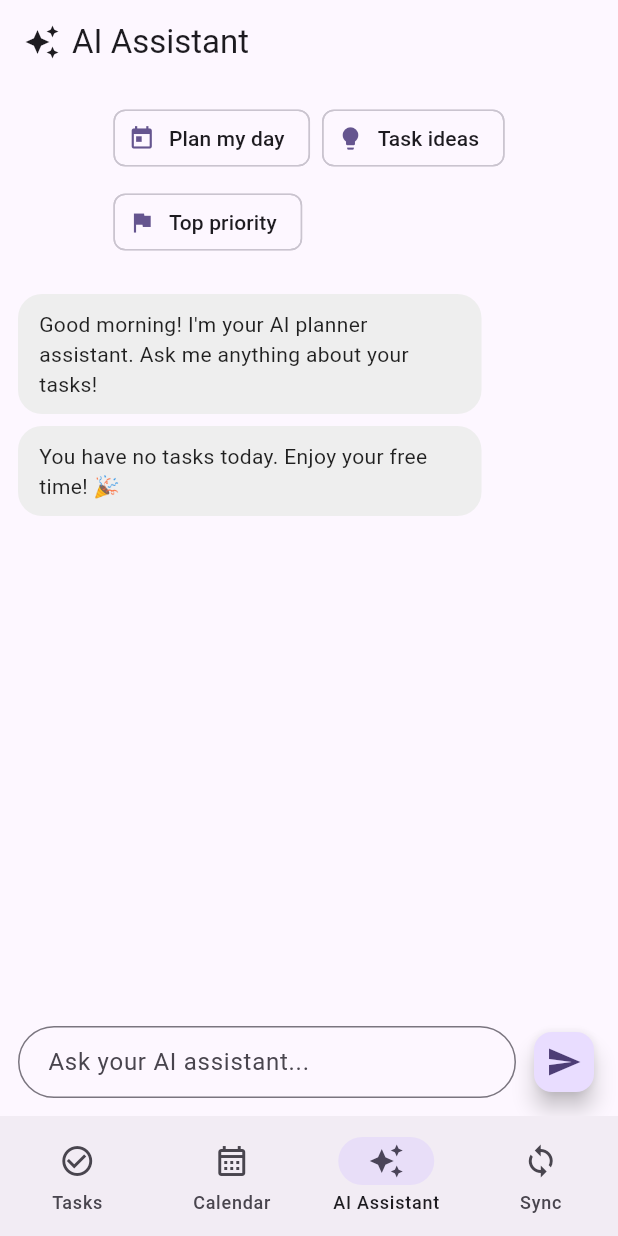
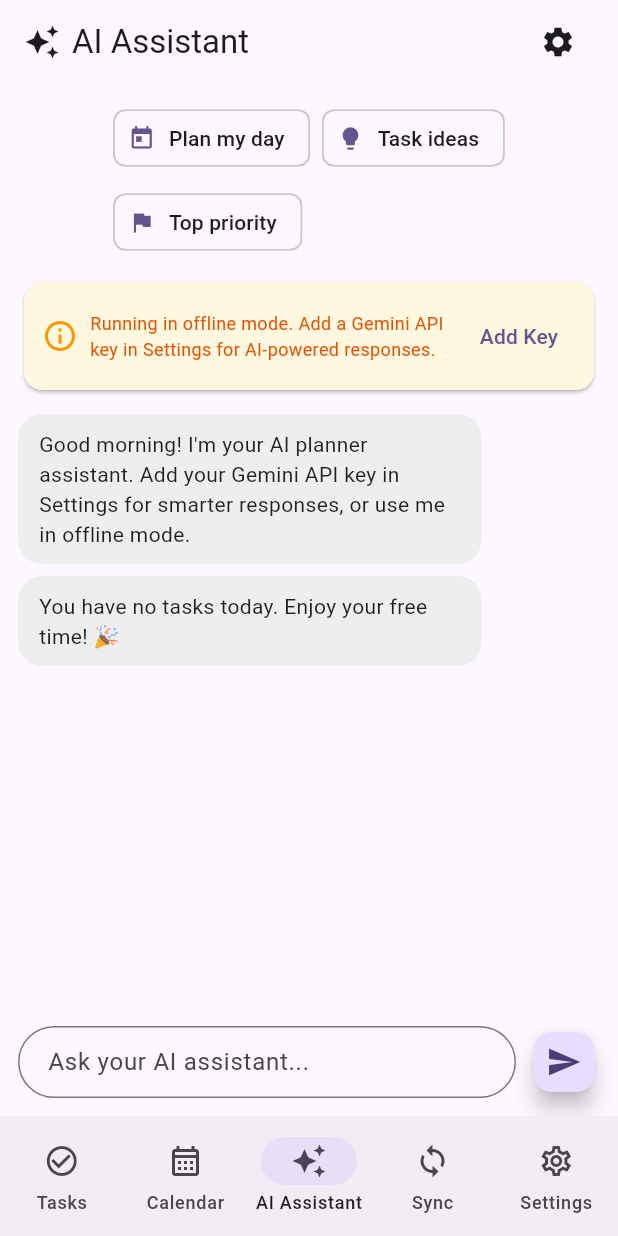
Before and after one commit to sPriyank2212/ai-planner, a Flutter app: the screen it shows after launch, item 3 of the bottom bar chosen, after a tap on "Plan my day", on a phone screen of 412 x 824 dp. Run offline on Flutter 3.47's test engine with Material 3 defaults, Android fonts, the phone set to English and light mode, and no system bars; our stand-ins replace google_generative_ai, google_sign_in, shared_preferences, table_calendar, timezone; missing offline and left inert: device_calendar, extension_google_sign_in_as_googleapis_auth, googleapis.

Commit message:
Add Gemini AI integration with API key settings

```diff
--- a/lib/screens/ai_assistant_screen.dart
+++ b/lib/screens/ai_assistant_screen.dart
@@ -2,6 +2,9 @@ import 'package:flutter/material.dart';
 import 'package:provider/provider.dart';
 import '../providers/task_provider.dart';
 import '../services/ai_service.dart';
+import '../services/api_key_service.dart';
+import '../services/gemini_ai_service.dart';
+import 'settings_screen.dart';
 
 class AIAssistantScreen extends StatefulWidget {
   const AIAssistantScreen({super.key});
@@ -11,16 +14,18 @@ class AIAssistantScreen extends StatefulWidget {
 }
 
 class _AIAssistantScreenState extends State<AIAssistantScreen> {
-  final AIService _aiService = AIService();
+  final AIService _mockAiService = AIService();
+  final ApiKeyService _apiKeyService = ApiKeyService();
   final TextEditingController _messageController = TextEditingController();
   final List<Map<String, dynamic>> _messages = [];
   bool _isTyping = false;
+  bool _useGemini = false;
+  GeminiAIService? _geminiService;
 
   @override
   void initState() {
     super.initState();
-    _addBotMessage(
-        "${_aiService.getGreeting()} I'm your AI planner assistant. Ask me anything about your tasks!");
+    _loadApiKey();
   }
 
   @override
@@ -29,13 +34,33 @@ class _AIAssistantScreenState extends State<AIAssistantScreen> {
     super.dispose();
   }
 
+  Future<void> _loadApiKey() async {
+    final key = await _apiKeyService.getGeminiApiKey();
+    if (mounted) {
+      setState(() {
+        _useGemini = key != null && key.isNotEmpty;
+        if (_useGemini) {
+          _geminiService = GeminiAIService(apiKey: key!);
+        }
+      });
+    }
+    _addBotMessage(_getGreetingMessage());
+  }
+
+  String _getGreetingMessage() {
+    if (_useGemini) {
+      return "Hi! I'm powered by Gemini. Ask me about your tasks, schedule, or priorities.";
+    }
+    return '${_mockAiService.getGreeting()} I\'m your AI planner assistant. Add your Gemini API key in Settings for smarter responses, or use me in offline mode.';
+  }
+
   void _addBotMessage(String text) {
     setState(() {
       _messages.add({'isUser': false, 'text': text});
     });
   }
 
-  void _sendMessage() {
+  Future<void> _sendMessage() async {
     final text = _messageController.text.trim();
     if (text.isEmpty) return;
 
@@ -46,44 +71,92 @@ class _AIAssistantScreenState extends State<AIAssistantScreen> {
     _messageController.clear();
 
     final provider = Provider.of<TaskProvider>(context, listen: false);
+    String response;
 
-    Future.delayed(const Duration(milliseconds: 800), () {
-      final response = _aiService.getAIResponse(text, provider.tasks);
+    if (_useGemini && _geminiService != null) {
+      response = await _geminiService!.sendMessage(text, provider.tasks);
+    } else {
+      // Add a small delay for better UX in mock mode
+      await Future.delayed(const Duration(milliseconds: 600));
+      response = _mockAiService.getAIResponse(text, provider.tasks);
+    }
+
     setState(() {
       _isTyping = false;
       _addBotMessage(response);
     });
-    });
   }
 
-  void _quickAction(String type) {
+  Future<void> _quickAction(String type) async {
     final provider = Provider.of<TaskProvider>(context, listen: false);
     String response;
+
+    setState(() => _isTyping = true);
+
+    if (_useGemini && _geminiService != null) {
       switch (type) {
         case 'plan':
-        response = _aiService.generateDailyPlan(provider.tasks);
+          response = await _geminiService!.generateDailyPlan(provider.tasks);
           break;
         case 'ideas':
-        response = _aiService.suggestTaskIdeas();
+          response = await _geminiService!.sendMessage(
+            'Suggest 3 productive tasks or habits I should add to my planner.',
+            provider.tasks,
+          );
           break;
         case 'priority':
-        response = _aiService.getAIResponse('what is my top priority', provider.tasks);
+          response = await _geminiService!.sendMessage(
+            'What should be my top priority right now based on my pending tasks?',
+            provider.tasks,
+          );
           break;
         default:
           response = 'How can I help?';
       }
+    } else {
+      await Future.delayed(const Duration(milliseconds: 600));
+      switch (type) {
+        case 'plan':
+          response = _mockAiService.generateDailyPlan(provider.tasks);
+          break;
+        case 'ideas':
+          response = _mockAiService.suggestTaskIdeas();
+          break;
+        case 'priority':
+          response = _mockAiService.getAIResponse('what is my top priority', provider.tasks);
+          break;
+        default:
+          response = 'How can I help?';
+      }
+    }
+
+    setState(() {
+      _isTyping = false;
       _addBotMessage(response);
+    });
+  }
+
+  void _openSettings() {
+    Navigator.of(context)
+        .push(MaterialPageRoute(builder: (_) => const SettingsScreen()))
+        .then((_) => _loadApiKey());
   }
 
   @override
   Widget build(BuildContext context) {
     return Scaffold(
       appBar: AppBar(
-        title: const Row(
+        title: Row(
           children: [
-            Icon(Icons.auto_awesome),
-            SizedBox(width: 8),
-            Text('AI Assistant'),
+            const Icon(Icons.auto_awesome),
+            const SizedBox(width: 8),
+            const Text('AI Assistant'),
+            const Spacer(),
+            IconButton(
+              icon: const Icon(Icons.settings),
+              onPressed: _openSettings,
+              tooltip: 'Settings',
+            ),
           ],
         ),
       ),
@@ -111,6 +184,32 @@ class _AIAssistantScreenState extends State<AIAssistantScreen> {
                   onPressed: () => _quickAction('priority'),
                 ),
               ],
+            ),
+          ),
+          if (!_useGemini)
+            Padding(
+              padding: const EdgeInsets.symmetric(horizontal: 12),
+              child: Card(
+                color: Colors.amber[50],
+                child: Padding(
+                  padding: const EdgeInsets.all(12),
+                  child: Row(
+                    children: [
+                      const Icon(Icons.info_outline, color: Colors.orange),
+                      const SizedBox(width: 8),
+                      Expanded(
+                        child: Text(
+                          'Running in offline mode. Add a Gemini API key in Settings for AI-powered responses.',
+                          style: TextStyle(color: Colors.orange[900], fontSize: 12),
+                        ),
+                      ),
+                      TextButton(
+                        onPressed: _openSettings,
+                        child: const Text('Add Key'),
+                      ),
+                    ],
+                  ),
+                ),
               ),
             ),
           Expanded(
--- a/lib/screens/home_screen.dart
+++ b/lib/screens/home_screen.dart
@@ -2,6 +2,7 @@ import 'package:flutter/material.dart';
 import 'ai_assistant_screen.dart';
 import 'calendar_screen.dart';
 import 'calendar_sync_screen.dart';
+import 'settings_screen.dart';
 import 'tasks_screen.dart';
 
 class HomeScreen extends StatefulWidget {
@@ -19,6 +20,7 @@ class _HomeScreenState extends State<HomeScreen> {
     CalendarScreen(),
     AIAssistantScreen(),
     CalendarSyncScreen(),
+    SettingsScreen(),
   ];
 
   @override
@@ -56,6 +58,11 @@ class _HomeScreenState extends State<HomeScreen> {
             selectedIcon: Icon(Icons.sync),
             label: 'Sync',
           ),
+          NavigationDestination(
+            icon: Icon(Icons.settings_outlined),
+            selectedIcon: Icon(Icons.settings),
+            label: 'Settings',
+          ),
         ],
       ),
     );
--- /dev/null
+++ b/lib/screens/settings_screen.dart
@@ -0,0 +1,158 @@
+import 'package:flutter/material.dart';
+import '../services/api_key_service.dart';
+
+class SettingsScreen extends StatefulWidget {
+  const SettingsScreen({super.key});
+
+  @override
+  State<SettingsScreen> createState() => _SettingsScreenState();
+}
+
+class _SettingsScreenState extends State<SettingsScreen> {
+  final ApiKeyService _apiKeyService = ApiKeyService();
+  final TextEditingController _apiKeyController = TextEditingController();
+  bool _isLoading = true;
+  bool _obscureText = true;
+
+  @override
+  void initState() {
+    super.initState();
+    _loadApiKey();
+  }
+
+  @override
+  void dispose() {
+    _apiKeyController.dispose();
+    super.dispose();
+  }
+
+  Future<void> _loadApiKey() async {
+    final key = await _apiKeyService.getGeminiApiKey();
+    if (mounted) {
+      setState(() {
+        _apiKeyController.text = key ?? '';
+        _isLoading = false;
+      });
+    }
+  }
+
+  Future<void> _saveApiKey() async {
+    final key = _apiKeyController.text.trim();
+    await _apiKeyService.setGeminiApiKey(key);
+    if (mounted) {
+      ScaffoldMessenger.of(context).showSnackBar(
+        const SnackBar(content: Text('API key saved')),
+      );
+    }
+  }
+
+  Future<void> _clearApiKey() async {
+    await _apiKeyService.clearGeminiApiKey();
+    if (mounted) {
+      setState(() {
+        _apiKeyController.clear();
+      });
+      ScaffoldMessenger.of(context).showSnackBar(
+        const SnackBar(content: Text('API key cleared')),
+      );
+    }
+  }
+
+  @override
+  Widget build(BuildContext context) {
+    return Scaffold(
+      appBar: AppBar(
+        title: const Text('Settings'),
+      ),
+      body: _isLoading
+          ? const Center(child: CircularProgressIndicator())
+          : Padding(
+              padding: const EdgeInsets.all(16),
+              child: Column(
+                crossAxisAlignment: CrossAxisAlignment.start,
+                children: [
+                  Text(
+                    'Gemini API Key',
+                    style: Theme.of(context).textTheme.titleLarge,
+                  ),
+                  const SizedBox(height: 8),
+                  const Text(
+                    'Enter your Gemini API key to enable the AI assistant. '
+                    'Your key is stored locally on this device only.',
+                  ),
+                  const SizedBox(height: 16),
+                  TextField(
+                    controller: _apiKeyController,
+                    decoration: InputDecoration(
+                      labelText: 'API Key',
+                      hintText: 'Paste your Gemini API key here',
+                      border: const OutlineInputBorder(),
+                      suffixIcon: IconButton(
+                        icon: Icon(_obscureText ? Icons.visibility : Icons.visibility_off),
+                        onPressed: () {
+                          setState(() {
+                            _obscureText = !_obscureText;
+                          });
+                        },
+                      ),
+                    ),
+                    obscureText: _obscureText,
+                  ),
+                  const SizedBox(height: 16),
+                  Row(
+                    children: [
+                      Expanded(
+                        child: FilledButton.icon(
+                          onPressed: _saveApiKey,
+                          icon: const Icon(Icons.save),
+                          label: const Text('Save API Key'),
+                        ),
+                      ),
+                    ],
+                  ),
+                  const SizedBox(height: 8),
+                  Row(
+                    children: [
+                      Expanded(
+                        child: OutlinedButton.icon(
+                          onPressed: _apiKeyController.text.isEmpty ? null : _clearApiKey,
+                          icon: const Icon(Icons.delete),
+                          label: const Text('Clear API Key'),
+                        ),
+                      ),
+                    ],
+                  ),
+                  const SizedBox(height: 24),
+                  Card(
+                    child: Padding(
+                      padding: const EdgeInsets.all(12),
+                      child: Column(
+                        crossAxisAlignment: CrossAxisAlignment.start,
+                        children: [
+                          const Text(
+                            'How to get a free Gemini API key:',
+                            style: TextStyle(fontWeight: FontWeight.bold),
+                          ),
+                          const SizedBox(height: 8),
+                          const Text('1. Go to aistudio.google.com/app/apikey'),
+                          const Text('2. Sign in with your Google account'),
+                          const Text('3. Click "Create API Key"'),
+                          const Text('4. Copy and paste it here'),
+                          const SizedBox(height: 8),
+                          Text(
+                            'The free tier includes 1,500 requests/day for Gemini 1.5 Flash.',
+                            style: TextStyle(
+                              color: Theme.of(context).colorScheme.primary,
+                              fontSize: 12,
+                            ),
+                          ),
+                        ],
+                      ),
+                    ),
+                  ),
+                ],
+              ),
+            ),
+    );
+  }
+}
--- /dev/null
+++ b/lib/services/api_key_service.dart
@@ -0,0 +1,21 @@
+import 'package:shared_preferences/shared_preferences.dart';
+
+class ApiKeyService {
+  static const String _geminiApiKey = 'gemini_api_key';
+
+  Future<String?> getGeminiApiKey() async {
+    final prefs = await SharedPreferences.getInstance();
+    final key = prefs.getString(_geminiApiKey);
+    return key?.isNotEmpty == true ? key : null;
+  }
+
+  Future<void> setGeminiApiKey(String apiKey) async {
+    final prefs = await SharedPreferences.getInstance();
+    await prefs.setString(_geminiApiKey, apiKey.trim());
+  }
+
+  Future<void> clearGeminiApiKey() async {
+    final prefs = await SharedPreferences.getInstance();
+    await prefs.remove(_geminiApiKey);
+  }
+}
--- a/pubspec.yaml
+++ b/pubspec.yaml
@@ -46,6 +46,7 @@ dependencies:
   googleapis: ^13.2.0
   extension_google_sign_in_as_googleapis_auth: ^2.0.13
   timezone: ^0.9.4
+  google_generative_ai: ^0.4.7
 
 dev_dependencies:
   flutter_test:
```
Also changed, not shown: lib/services/gemini_ai_service.dart (added, +78 -0 lines), pubspec.lock, 1 other file. Lines whose indentation alone changed are shown as unchanged.
